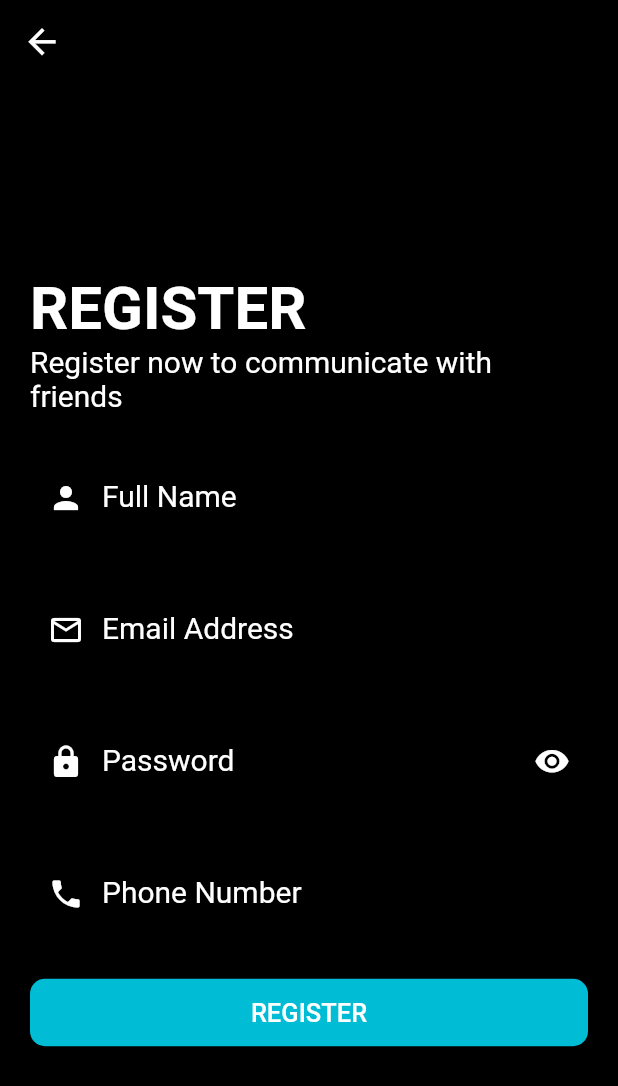
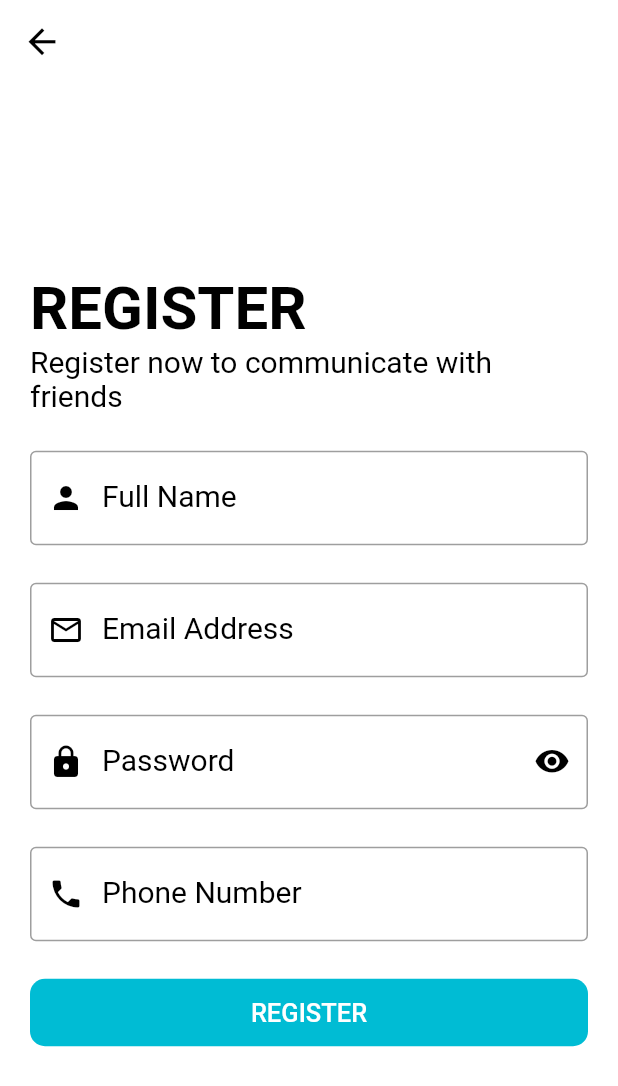
Before and after one commit to CHIHAB-DEV/instagram-clone, a Flutter app: the screen it shows after launch, after a tap on "LOGIN", after a tap on "REGISTER", on a phone screen of 412 x 824 dp. Shown: the top 1086 px of the screen. Run offline on Flutter 3.47's test engine with Material 2 defaults, Android fonts, the phone set to English and light mode, and no system bars; our stand-ins replace bloc, cloud_firestore, conditional_builder_null_safety, dio, firebase_auth, firebase_core and 9 more; accounts and stored records are empty; Roboto replaces fonts that are missing (TaiHeritagePro); key blocks and very long unbroken strings in the code were emptied for the run.

Commit message:
FIX dark mode bugs

```diff
--- a/lib/layout/social_app/cubit/cubit.dart
+++ b/lib/layout/social_app/cubit/cubit.dart
@@ -516,7 +516,7 @@ class SocialCubit extends Cubit<SocialStates> {
     });
   }
 
-  bool isDark = false;
+  bool isDark = true;
   IconData? themeIcon = Icons.brightness_4_outlined;
 
   void changeTheme({bool? fromShared}) {
--- a/lib/modules/social_app/edit_profile/edit_profile_screen.dart
+++ b/lib/modules/social_app/edit_profile/edit_profile_screen.dart
@@ -206,6 +206,7 @@ class EditProfielScreen extends StatelessWidget {
                     height: 25.0,
                   ),
                   defaultFormField(
+                    context,
                     label: 'name',
                     prefixIcon: IconBroken.Profile,
                     controller: nameController,
@@ -221,6 +222,7 @@ class EditProfielScreen extends StatelessWidget {
                     height: 15.0,
                   ),
                   defaultFormField(
+                    context,
                     label: 'bio',
                     prefixIcon: IconBroken.Info_Square,
                     controller: bioController,
@@ -236,6 +238,7 @@ class EditProfielScreen extends StatelessWidget {
                     height: 15.0,
                   ),
                   defaultFormField(
+                    context,
                     label: 'phone',
                     prefixIcon: IconBroken.Call,
                     controller: phoneController,
--- a/lib/modules/social_app/feeds/feeds_screen.dart
+++ b/lib/modules/social_app/feeds/feeds_screen.dart
@@ -50,7 +50,7 @@ class FeedsScreen extends StatelessWidget {
                   //     ),
                   //   ),
                   // ),
-
+                  if (SocialCubit.get(context).userModel!.name == 'Chihab 🫶🏻')
                     Container(
                       padding: EdgeInsets.all(10),
                       height: 125,
--- a/lib/modules/social_app/social_login/social_login_screen.dart
+++ b/lib/modules/social_app/social_login/social_login_screen.dart
@@ -86,6 +86,7 @@ class SocialLoginScreen extends StatelessWidget {
                           height: 25.0,
                         ),
                         defaultFormField(
+                          context,
                           label: 'Email Address',
                           prefixIcon: Icons.mail_outline,
                           controller: emailcontroller,
@@ -99,7 +100,7 @@ class SocialLoginScreen extends StatelessWidget {
                         const SizedBox(
                           height: 25.0,
                         ),
-                        defaultFormField(
+                        defaultFormField(context,
                             label: 'Password',
                             prefixIcon: Icons.lock,
                             controller: passwordcontroller,
--- a/lib/modules/social_app/social_register/social_register_screen.dart
+++ b/lib/modules/social_app/social_register/social_register_screen.dart
@@ -70,6 +70,7 @@ class SocialRegisterScreen extends StatelessWidget {
                           height: 25.0,
                         ),
                         defaultFormField(
+                          context,
                           label: 'Full Name',
                           prefixIcon: Icons.person,
                           controller: namecontroller,
@@ -84,6 +85,7 @@ class SocialRegisterScreen extends StatelessWidget {
                           height: 25.0,
                         ),
                         defaultFormField(
+                          context,
                           label: 'Email Address',
                           prefixIcon: Icons.mail_outline,
                           controller: emailcontroller,
@@ -97,7 +99,7 @@ class SocialRegisterScreen extends StatelessWidget {
                         const SizedBox(
                           height: 25.0,
                         ),
-                        defaultFormField(
+                        defaultFormField(context,
                             label: 'Password',
                             prefixIcon: Icons.lock,
                             controller: passwordcontroller,
@@ -119,6 +121,7 @@ class SocialRegisterScreen extends StatelessWidget {
                           height: 25.0,
                         ),
                         defaultFormField(
+                          context,
                           label: 'Phone Number',
                           prefixIcon: Icons.phone,
                           controller: phonecontroller,
--- a/lib/shared/componants.dart
+++ b/lib/shared/componants.dart
@@ -1,6 +1,7 @@
 import 'package:flutter/material.dart';
 import 'package:flutter/services.dart';
 import 'package:hexcolor/hexcolor.dart';
+import 'package:social_media_app/layout/social_app/cubit/cubit.dart';
 import 'package:social_media_app/shared/styles/icon_broken.dart';
 
 const defaultColor = Colors.cyan;
@@ -66,7 +67,7 @@ ThemeData darkTheme = ThemeData(
   ),
   fontFamily: 'TaiHeritagePro',
   primarySwatch: defaultColor,
-  scaffoldBackgroundColor: Colors.black,
+  scaffoldBackgroundColor: const Color(0xFF121212),
   appBarTheme: AppBarTheme(
     titleSpacing: 20.0,
     backwardsCompatibility: false,
@@ -74,7 +75,7 @@ ThemeData darkTheme = ThemeData(
       statusBarColor: HexColor('333739'),
       statusBarIconBrightness: Brightness.light,
     ),
-    backgroundColor: Colors.black54,
+    backgroundColor: const Color(0xFF121212),
     elevation: 0.0,
     titleTextStyle: const TextStyle(
       color: Colors.white,
@@ -91,7 +92,7 @@ ThemeData darkTheme = ThemeData(
     selectedItemColor: defaultColor,
     unselectedItemColor: Colors.white,
     elevation: 20.0,
-    backgroundColor: Colors.black54,
+    backgroundColor: Color(0xFF121212),
   ),
 );
 
@@ -202,7 +203,7 @@ Widget defaultButton({
       ),
     );
 
-Widget defaultFormField(
+Widget defaultFormField(context,
         {required String label,
         required IconData prefixIcon,
         IconData? suffixIcon,
@@ -221,7 +222,7 @@ Widget defaultFormField(
       enabled: isClickable,
       onTap: onTap,
       controller: controller,
-      style: ThemeData == ThemeMode.light
+      style: Theme.of(context).scaffoldBackgroundColor == Colors.white
           ? TextStyle(fontSize: 20, color: Colors.black)
           : TextStyle(fontSize: 20, color: Colors.white),
       obscureText: isPassword,
@@ -232,27 +233,29 @@ Widget defaultFormField(
       validator: validate,
       decoration: InputDecoration(
         labelText: label,
-        labelStyle: ThemeData == ThemeMode.light
+        labelStyle: Theme.of(context).scaffoldBackgroundColor == Colors.white
             ? TextStyle(fontSize: 20, color: Colors.black)
             : TextStyle(fontSize: 20, color: Colors.white),
-        // hintText: 'Email address',
         prefixIcon: Icon(
           prefixIcon,
-          color: ThemeData == ThemeMode.light ? Colors.black : Colors.white,
+          color: Theme.of(context).scaffoldBackgroundColor == Colors.white
+              ? Colors.black
+              : Colors.white,
         ),
-
         suffixIcon: suffixIcon != null
             ? IconButton(
-                icon: Icon(suffixIcon,
-                    color: ThemeData == ThemeMode.light
-                        ? Colors.black
-                        : Colors.white),
+                icon: Icon(
+                  suffixIcon,
+                  color:
+                      Theme.of(context).scaffoldBackgroundColor == Colors.white
+                          ? Colors.black
+                          : Colors.white,
+                ),
                 onPressed: () {
                   suffixPressed!();
                 },
               )
             : null,
-
         border: const OutlineInputBorder(),
       ),
     );
```
Also changed, not shown: lib/modules/social_app/chat_details/chat_details_screen.dart (+4 -4 lines), lib/modules/social_app/new_post/new_post_screen.dart (+8 -0 lines). Lines whose indentation alone changed are shown as unchanged.
